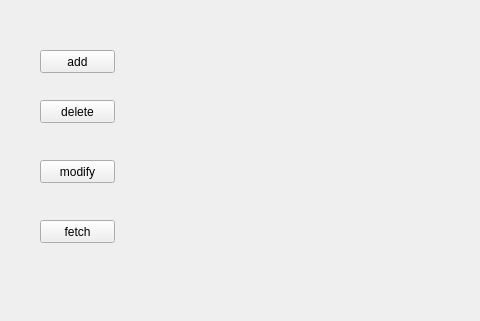
First picture: the form in UI/widget.ui, repository jiutianhuanpei/HBApp, before the edit; both pictures show x 0 to 480 and y 0 to 321 of the 624 by 570 pixel window.
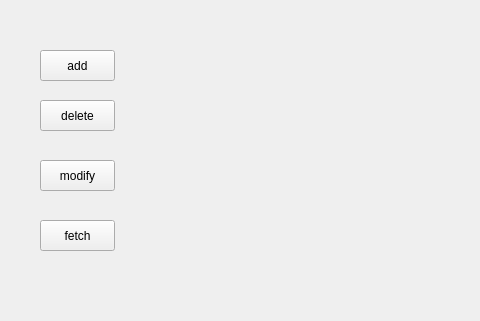
Second picture: the form after the edit.

Patch:
```diff
--- a/UI/widget.ui
+++ b/UI/widget.ui
@@ -19,7 +19,7 @@
      <x>40</x>
      <y>50</y>
      <width>75</width>
-     <height>23</height>
+     <height>31</height>
     </rect>
    </property>
    <property name="text">
@@ -32,7 +32,7 @@
      <x>40</x>
      <y>100</y>
      <width>75</width>
-     <height>23</height>
+     <height>31</height>
     </rect>
    </property>
    <property name="text">
@@ -45,7 +45,7 @@
      <x>40</x>
      <y>160</y>
      <width>75</width>
-     <height>23</height>
+     <height>31</height>
     </rect>
    </property>
    <property name="text">
@@ -58,7 +58,7 @@
      <x>40</x>
      <y>220</y>
      <width>75</width>
-     <height>23</height>
+     <height>31</height>
     </rect>
    </property>
    <property name="text">
```
